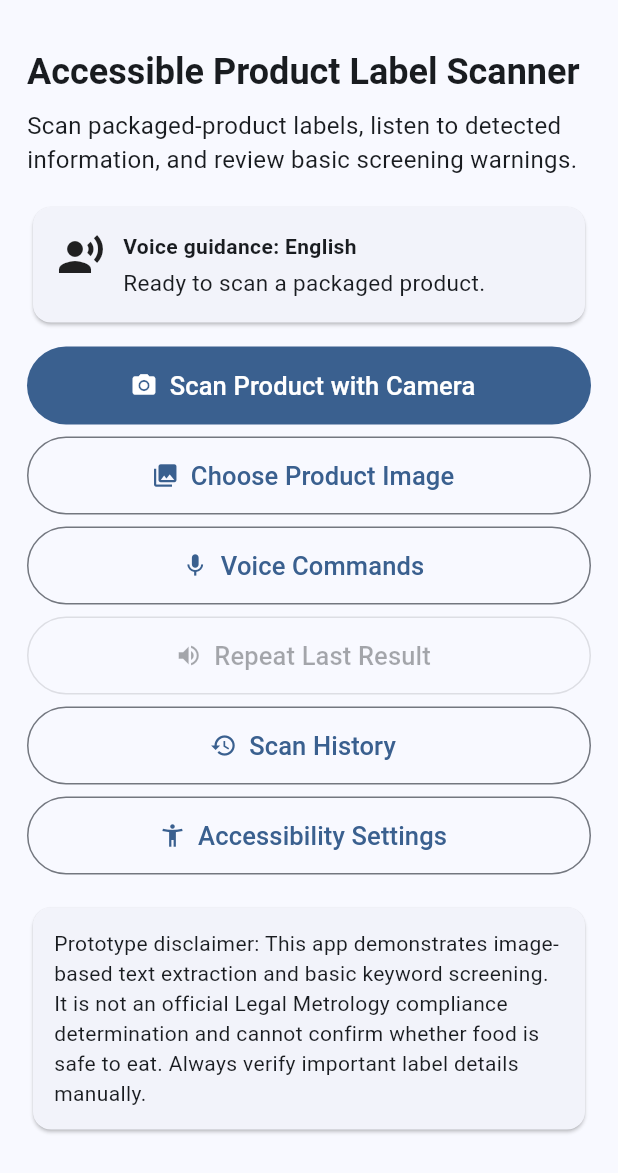
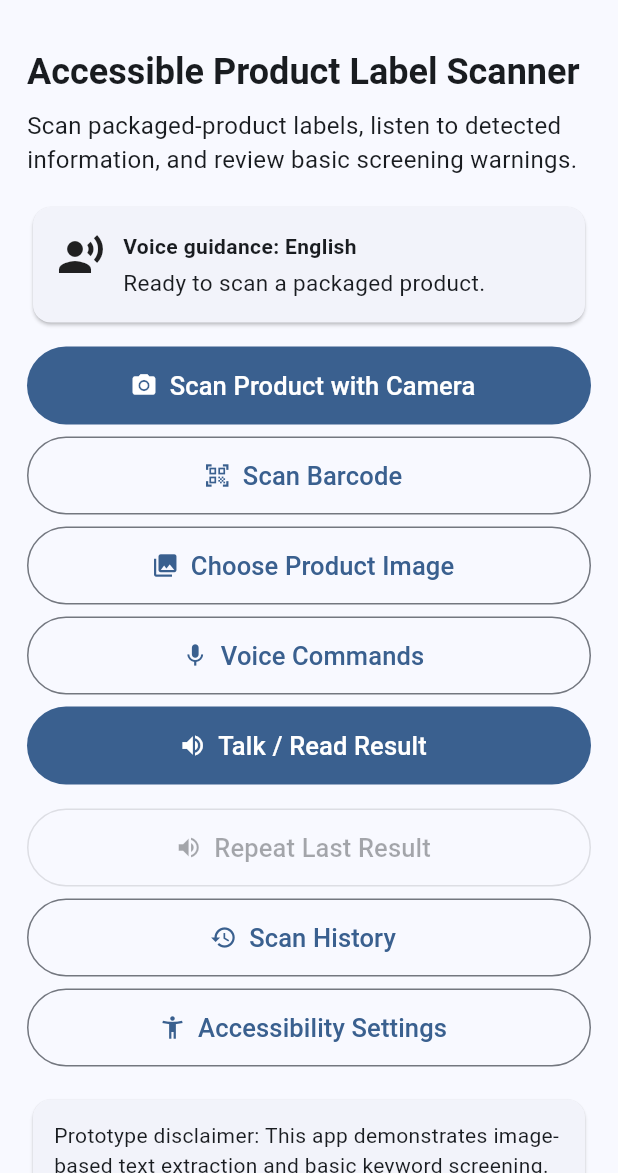
Before and after one commit to Subhodeep-Ghosh-21/PackSureAI, a Flutter app: the screen it shows after launch, on a phone screen of 412 x 824 dp, the part 63-1236 px from its top. Run offline on Flutter 3.47's test engine with Material 3 defaults, Android fonts, the phone set to English and light mode, and no system bars; our stand-ins replace flutter_tts, image_picker, shared_preferences, speech_to_text, vibration; missing offline and left inert: google_mlkit_text_recognition, google_mlkit_translation, mobile_scanner.

Commit message:
Add speech controls and improve accessibility

```diff
--- a/lib/main.dart
+++ b/lib/main.dart
@@ -1,3 +1,4 @@
+import 'barcode_scanner_screen.dart';
 import 'package:flutter/material.dart';
 import 'package:flutter/services.dart';
 import 'package:flutter_tts/flutter_tts.dart';
@@ -50,14 +51,38 @@ class _PackSureHomeState extends State<PackSureHome> {
   final _picker = ImagePicker();
   final _speech = stt.SpeechToText();
   final _recognizer = TextRecognizer(script: TextRecognitionScript.latin);
-  bool _busy = false, _ttsOn = true, _voiceOn = true, _speechReady = false;
-  String _language = 'English', _locale = 'en-US', _status = 'Ready to scan a packaged product.';
+  bool _busy = false,
+      _ttsOn = true,
+      _voiceOn = true,
+      _speechReady = false,
+      _isSpeaking = false;
+  String _language = 'English',
+      _locale = 'en-US',
+      _status = 'Ready to scan a packaged product.';
   ScanResult? _result;
+  String _lastSpokenText = '';
   final List<ScanResult> _history = [];
 
   @override
   void initState() {
     super.initState();
+    _tts.setStartHandler(() {
+      if (mounted) {
+        setState(() => _isSpeaking = true);
+      }
+    });
+
+    _tts.setCompletionHandler(() {
+      if (mounted) {
+        setState(() => _isSpeaking = false);
+      }
+    });
+
+    _tts.setCancelHandler(() {
+      if (mounted) {
+        setState(() => _isSpeaking = false);
+      }
+    });
     _loadPrefs();
     _initSpeech();
     _configureTts();
@@ -87,11 +112,16 @@ class _PackSureHomeState extends State<PackSureHome> {
     await _tts.setPitch(1.0);
   }
 
-
   Future<void> _say(String text) async {
     if (!_ttsOn) return;
 
     await _tts.stop();
+
+    _lastSpokenText = text;
+
+    if (mounted) {
+      setState(() => _isSpeaking = false);
+    }
 
     try {
       String translatedText = text;
@@ -112,12 +142,33 @@ class _PackSureHomeState extends State<PackSureHome> {
       }
 
       await _configureTts();
+
       await _tts.speak(translatedText);
     } catch (e) {
-      // If translation fails, speak the original text.
       await _tts.speak(text);
     }
   }
+
+  Future<void> _stopTalking() async {
+    await _tts.stop();
+
+    if (mounted) {
+      setState(() => _isSpeaking = false);
+    }
+  }
+
+  Future<void> _toggleTalking() async {
+    if (_isSpeaking) {
+      await _stopTalking();
+    } else if (_result != null) {
+      await _say(_result!.spoken);
+    } else if (_lastSpokenText.isNotEmpty) {
+      await _say(_lastSpokenText);
+    } else {
+      await _say('Ready to scan a packaged product.');
+    }
+  }
+
 
   Future<void> _initSpeech() async {
     try {
@@ -216,6 +267,17 @@ class _PackSureHomeState extends State<PackSureHome> {
       found: found, missing: missing);
   }
 
+  Future<void> _openBarcodeScanner() async {
+    await Navigator.push(
+      context,
+      MaterialPageRoute<void>(
+        builder: (context) => BarcodeScannerScreen(
+          language: _language,
+          speak: _say,
+        ),
+      ),
+    );
+  }
 
   Future<void> _voiceCommand() async {
     if (!_voiceOn) {
@@ -330,9 +392,14 @@ class _PackSureHomeState extends State<PackSureHome> {
   Widget build(BuildContext context) {
     final r = _result;
     return Scaffold(appBar: AppBar(title: const Text('PackSureAI'), actions: [
-      IconButton(tooltip: 'Accessibility settings', onPressed: _showSettings, icon: const Icon(Icons.accessibility_new)),
-      IconButton(tooltip: 'Scan history', onPressed: _showHistory, icon: const Icon(Icons.history)),
-    ]), body: SafeArea(child: ListView(padding: const EdgeInsets.all(18), children: [
+      IconButton(tooltip: 'Accessibility settings',
+          onPressed: _showSettings,
+          icon: const Icon(Icons.accessibility_new)),
+      IconButton(tooltip: 'Scan history',
+          onPressed: _showHistory,
+          icon: const Icon(Icons.history)),
+    ]),
+        body: SafeArea(child: ListView(padding: const EdgeInsets.all(18), children: [
       Semantics(header: true, child: Text('Accessible Product Label Scanner', style: Theme.of(context).textTheme.headlineSmall?.copyWith(fontWeight: FontWeight.bold))),
       const SizedBox(height: 8),
       const Text('Scan packaged-product labels, listen to detected information, and review basic screening warnings.', style: TextStyle(fontSize: 16)),
@@ -344,17 +411,45 @@ class _PackSureHomeState extends State<PackSureHome> {
         ])),
       ]))),
       const SizedBox(height: 12),
-      _button('Scan Product with Camera', 'Opens the camera to take a clear photo of the product label.', Icons.camera_alt, _busy ? null : () => _scan(ImageSource.camera), primary: true),
+      _button('Scan Product with Camera',
+          'Opens the camera to take a clear photo of the product label.',
+          Icons.camera_alt, _busy ? null : () => _scan(ImageSource.camera),
+          primary: true),
+          const SizedBox(height: 8),
+      _button('Scan Barcode',
+          'Scan a food product barcode to retrieve available product information.',
+          Icons.qr_code_scanner, _busy ? null : _openBarcodeScanner,
+          ),
       const SizedBox(height: 8),
-      _button('Choose Product Image', 'Select an existing photo of a product label.', Icons.photo_library, _busy ? null : () => _scan(ImageSource.gallery)),
+      _button('Choose Product Image',
+          'Select an existing photo of a product label.',
+          Icons.photo_library, _busy ? null : () => _scan(ImageSource.gallery)),
       const SizedBox(height: 8),
-      _button('Voice Commands', 'Say scan product, repeat, price, quantity, warnings, or help.', Icons.mic, _busy ? null : _voiceCommand),
+      _button('Voice Commands',
+          'Say scan product, repeat, price, quantity, warnings, or help.',
+          Icons.mic, _busy ? null : _voiceCommand),
       const SizedBox(height: 8),
-      _button('Repeat Last Result', 'Speaks the latest scan result again.', Icons.volume_up, r == null ? null : () => _say(r.spoken)),
+      _button(_isSpeaking ? 'Stop Talking' : 'Talk / Read Result',
+            _isSpeaking
+                ? 'Stop the current voice message.'
+                : 'Read the latest scan result or repeat the last voice message.',
+            _isSpeaking ? Icons.stop_circle : Icons.volume_up,
+            _toggleTalking,
+            primary: true,
+          ),
       const SizedBox(height: 8),
-      _button('Scan History', 'Open scans from this app session.', Icons.history, _showHistory),
       const SizedBox(height: 8),
-      _button('Accessibility Settings', 'Change spoken language, text-to-speech, and voice commands.', Icons.accessibility_new, _showSettings),
+      _button('Repeat Last Result',
+          'Speaks the latest scan result again.',
+          Icons.volume_up, r == null ? null : () => _say(r.spoken)),
+      const SizedBox(height: 8),
+      _button('Scan History',
+          'Open scans from this app session.',
+          Icons.history, _showHistory),
+      const SizedBox(height: 8),
+      _button('Accessibility Settings',
+          'Change spoken language, text-to-speech, and voice commands.',
+          Icons.accessibility_new, _showSettings),
       if (_busy) ...[const SizedBox(height: 16), const Center(child: CircularProgressIndicator(semanticsLabel: 'Processing product image')), const Center(child: Text('Please wait while the image is processed.'))],
       if (r != null) ...[
         const SizedBox(height: 22), Semantics(header: true, child: Text('Scan Result', style: Theme.of(context).textTheme.headlineSmall)),
--- a/pubspec.yaml
+++ b/pubspec.yaml
@@ -14,6 +14,8 @@ dependencies:
   shared_preferences: ^2.3.5
   vibration: ^3.1.3
   google_mlkit_translation: ^0.13.0
+  mobile_scanner: ^6.0.11
+  http: ^1.6.0
 dev_dependencies:
   flutter_test:
     sdk: flutter
```
Also changed, not shown: lib/barcode_scanner_screen.dart (added, +424 -0 lines), pubspec.lock, 5 other files.
